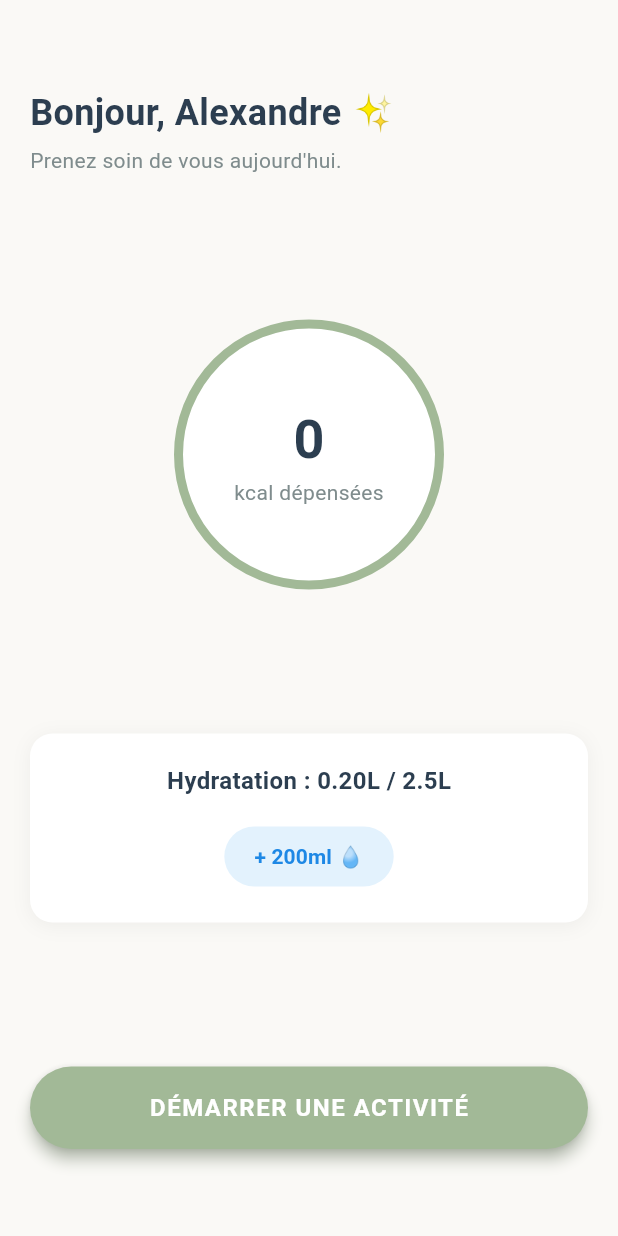
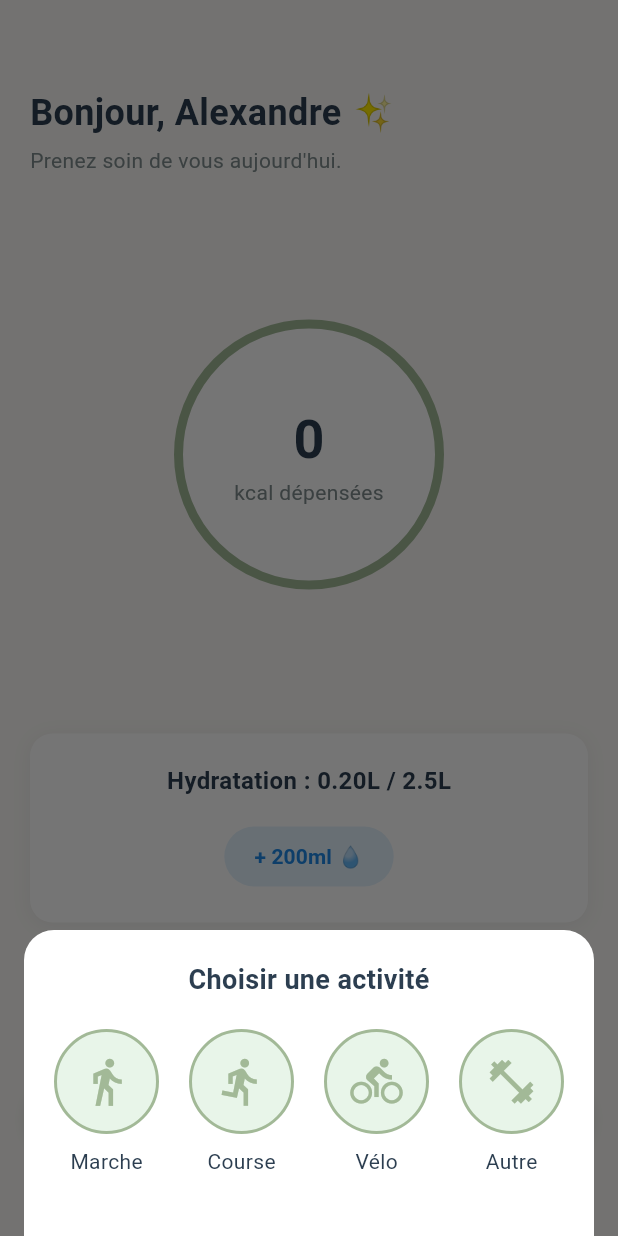
Before and after one commit to Kandrath/my-E-Coach, a Flutter app: the screen it shows after launch, after a tap on "+ 200ml 💧", after a tap on "DÉMARRER UNE ACTIVITÉ", on a phone screen of 412 x 824 dp. Run offline on Flutter 3.47's test engine with Material 3 defaults, Android fonts, the light colour scheme and no system bars.

Commit message:
Implementing activity_tracking_screen.dart screen linked to main button

```diff
--- a/lib/screens/dashboard_screen.dart
+++ b/lib/screens/dashboard_screen.dart
@@ -1,4 +1,5 @@
 import 'package:flutter/material.dart';
+import 'package:my_e_coach/screens/activity_tracking_screen.dart';
 
 class DashboardScreen extends StatefulWidget {
   const DashboardScreen({super.key});
@@ -15,6 +16,81 @@ class _DashboardScreenState extends State<DashboardScreen> {
     setState(() {
       _water += amount;
     });
+  }
+
+  void _showActivityOptions() {
+    showModalBottomSheet(
+      context: context,
+      backgroundColor: Colors.transparent,
+      builder: (context) {
+        return Container(
+          padding: const EdgeInsets.all(20),
+          decoration: const BoxDecoration(
+            color: Colors.white,
+            borderRadius: BorderRadius.vertical(top: Radius.circular(20)),
+          ),
+          child: Column(
+            mainAxisSize: MainAxisSize.min,
+            children: [
+              const Text(
+                'Choisir une activité',
+                style: TextStyle(
+                  fontSize: 18,
+                  fontWeight: FontWeight.bold,
+                  color: Color(0xFF2C3E50),
+                ),
+              ),
+              const SizedBox(height: 20),
+              Wrap(
+                spacing: 20,
+                runSpacing: 20,
+                alignment: WrapAlignment.center,
+                children: [
+                  _activityOption('Marche', Icons.directions_walk),
+                  _activityOption('Course', Icons.directions_run),
+                  _activityOption('Vélo', Icons.directions_bike),
+                  _activityOption('Autre', Icons.fitness_center),
+                ],
+              ),
+              const SizedBox(height: 20),
+            ],
+          ),
+        );
+      },
+    );
+  }
+
+  Widget _activityOption(String label, IconData icon) {
+    return Column(
+      children: [
+        InkWell(
+          onTap: () {
+            Navigator.pop(context);
+            Navigator.push(
+              context,
+              MaterialPageRoute(
+                builder: (context) => ActivityTrackingScreen(activityType: label),
+              ),
+            );
+          },
+          child: Container(
+            width: 70,
+            height: 70,
+            decoration: BoxDecoration(
+              color: const Color(0xFFE8F5E9),
+              shape: BoxShape.circle,
+              border: Border.all(color: const Color(0xFFA2B997), width: 2),
+            ),
+            child: Icon(icon, color: const Color(0xFFA2B997), size: 35),
+          ),
+        ),
+        const SizedBox(height: 8),
+        Text(
+          label,
+          style: const TextStyle(fontSize: 14, color: Color(0xFF2C3E50)),
+        ),
+      ],
+    );
   }
 
   @override
@@ -137,9 +213,7 @@ class _DashboardScreenState extends State<DashboardScreen> {
 
               // Bouton Action Principal (CTA)
               ElevatedButton(
-                onPressed: () {
-                  // Action principale
-                },
+                onPressed: _showActivityOptions,
                 style: ElevatedButton.styleFrom(
                   backgroundColor: const Color(0xFFA2B997),
                   foregroundColor: Colors.white,
```
Also changed, not shown: lib/screens/activity_tracking_screen.dart (added, +143 -0 lines).
